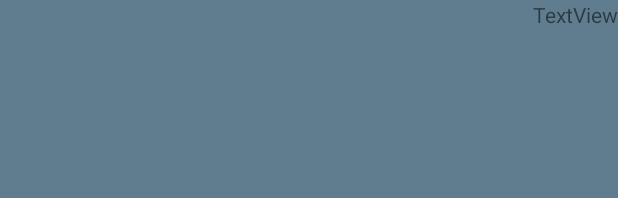
After one commit to SamixDev/hardwareFrontendAndroidStudio, an Android app: the layout fragment_hardware_specs.xml on its own in the app's theme, with its tools: preview values and no code run, on a phone screen of 412 x 824 dp. The commit adds this screen. Shown: the top 198 px of the screen. Run offline under Robolectric (Android 15) with nearby library versions, the phone set to English and light mode, and no system bars.

Commit message:
changed from popup view to navigate to hadware specs fragment with passed args as hardware code

```diff
--- a/app/src/main/java/com/godsamix/hardware/AboutFragment.java
+++ b/app/src/main/java/com/godsamix/hardware/AboutFragment.java
@@ -59,7 +59,7 @@ public class AboutFragment extends Fragment {
         copyRightsElement.setTitle(copyrights);
         copyRightsElement.setIconDrawable(R.drawable.github);
         copyRightsElement.setAutoApplyIconTint(true);
-        copyRightsElement.setIconTint(mehdi.sakout.aboutpage.R.color.about_item_icon_color);
+      //  copyRightsElement.setIconTint(mehdi.sakout.aboutpage.R.color.about_item_icon_color);
         copyRightsElement.setIconNightTint(android.R.color.white);
         copyRightsElement.setGravity(Gravity.CENTER);
         copyRightsElement.setOnClickListener(new View.OnClickListener() {
--- /dev/null
+++ b/app/src/main/res/layout/fragment_hardware_specs.xml
@@ -0,0 +1,19 @@
+<?xml version="1.0" encoding="utf-8"?>
+<androidx.constraintlayout.widget.ConstraintLayout xmlns:android="http://schemas.android.com/apk/res/android"
+    xmlns:app="http://schemas.android.com/apk/res-auto"
+    xmlns:tools="http://schemas.android.com/tools"
+    android:layout_width="match_parent"
+    android:layout_height="match_parent"
+    tools:context=".hardwareItemsListFragment"
+    android:background="@color/customgrey"
+    >
+
+
+    <TextView
+        android:id="@+id/textView"
+        android:layout_width="wrap_content"
+        android:layout_height="wrap_content"
+        android:text="TextView"
+        app:layout_constraintEnd_toEndOf="parent"
+        app:layout_constraintTop_toTopOf="parent" />
+</androidx.constraintlayout.widget.ConstraintLayout>
```
Also changed, not shown: app/src/main/java/com/godsamix/hardware/HardwareSpecsFragment.java (added, +30 -0 lines), app/src/main/java/com/godsamix/hardware/Helpers/HardListAdapter.java (+30 -24 lines), app/src/main/java/com/godsamix/hardware/hardwareItemsListFragment.java (+0 -12 lines), app/src/main/res/layout/popup_hardware_specs.xml (+0 -8 lines), app/src/main/res/navigation/mobile_navigation.xml (+19 -4 lines).
